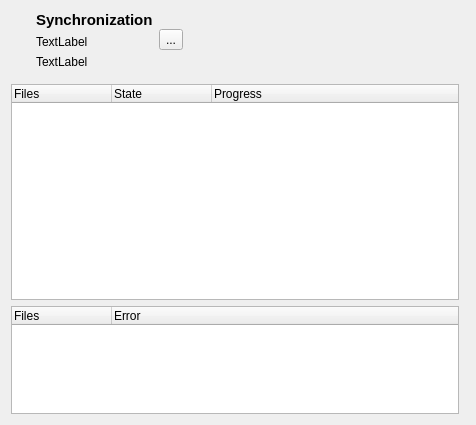
kinnalru/davqt, file main_window.ui: the form before one commit.
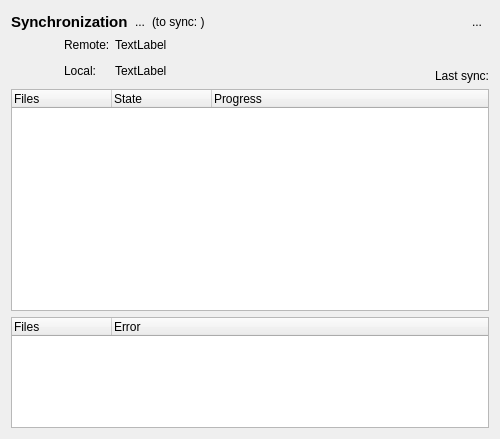
The form after the commit. Icons and pictures are not drawn.

Diff of the .ui file:
```diff
--- a/main_window.ui
+++ b/main_window.ui
@@ -6,15 +6,19 @@
    <rect>
     <x>0</x>
     <y>0</y>
-    <width>476</width>
-    <height>425</height>
+    <width>500</width>
+    <height>439</height>
    </rect>
   </property>
   <property name="windowTitle">
    <string>Form</string>
   </property>
-  <layout class="QGridLayout" name="gridLayout">
-   <item row="0" column="0" colspan="2">
+  <property name="windowIcon">
+   <iconset resource="images.qrc">
+    <normaloff>:/icons/images/sync.png</normaloff>:/icons/images/sync.png</iconset>
+  </property>
+  <layout class="QVBoxLayout" name="verticalLayout">
+   <item>
     <widget class="QWidget" name="widget" native="true">
      <property name="sizePolicy">
       <sizepolicy hsizetype="Preferred" vsizetype="Maximum">
@@ -22,169 +26,226 @@
        <verstretch>0</verstretch>
       </sizepolicy>
      </property>
-     <layout class="QHBoxLayout" name="horizontalLayout">
-      <property name="topMargin">
+     <layout class="QGridLayout" name="gridLayout_2">
+      <property name="margin">
        <number>0</number>
       </property>
-      <item>
-       <layout class="QVBoxLayout" name="verticalLayout_3">
-        <property name="spacing">
-         <number>0</number>
-        </property>
+      <property name="spacing">
+       <number>0</number>
+      </property>
+      <item row="0" column="0">
+       <layout class="QHBoxLayout" name="horizontalLayout">
         <item>
-         <widget class="QLabel" name="label">
+         <widget class="QLabel" name="name">
           <property name="sizePolicy">
-           <sizepolicy hsizetype="Preferred" vsizetype="Maximum">
+           <sizepolicy hsizetype="Maximum" vsizetype="Preferred">
             <horstretch>0</horstretch>
             <verstretch>0</verstretch>
            </sizepolicy>
           </property>
+          <property name="font">
+           <font>
+            <pointsize>11</pointsize>
+            <weight>75</weight>
+            <bold>true</bold>
+           </font>
+          </property>
           <property name="text">
-           <string/>
+           <string>Synchronization</string>
           </property>
-          <property name="pixmap">
-           <pixmap resource="images.qrc">:/icons/images/folder-remote.png</pixmap>
+         </widget>
+        </item>
+        <item>
+         <widget class="QToolButton" name="sync">
+          <property name="toolTip">
+           <string>Sync now!</string>
           </property>
-          <property name="scaledContents">
-           <bool>false</bool>
+          <property name="text">
+           <string>...</string>
           </property>
+          <property name="icon">
+           <iconset resource="images.qrc">
+            <normaloff>:/icons/images/sync.png</normaloff>:/icons/images/sync.png</iconset>
+          </property>
+          <property name="iconSize">
+           <size>
+            <width>22</width>
+            <height>22</height>
+           </size>
+          </property>
+          <property name="autoRaise">
+           <bool>true</bool>
+          </property>
          </widget>
         </item>
         <item>
-         <spacer name="verticalSpacer">
+         <widget class="QLabel" name="to_sync">
+          <property name="text">
+           <string>(to sync: )</string>
+          </property>
+         </widget>
+        </item>
+        <item>
+         <spacer name="horizontalSpacer_2">
           <property name="orientation">
-           <enum>Qt::Vertical</enum>
-          </property>
-          <property name="sizeType">
-           <enum>QSizePolicy::Preferred</enum>
+           <enum>Qt::Horizontal</enum>
           </property>
           <property name="sizeHint" stdset="0">
            <size>
-            <width>10</width>
-            <height>0</height>
+            <width>40</width>
+            <height>20</height>
            </size>
           </property>
          </spacer>
         </item>
        </layout>
       </item>
-      <item>
-       <widget class="QWidget" name="widget_2" native="true">
-        <layout class="QGridLayout" name="gridLayout_2">
-         <property name="margin">
-          <number>0</number>
-         </property>
-         <item row="2" column="0" colspan="2">
-          <widget class="QLabel" name="remotefolder">
-           <property name="sizePolicy">
-            <sizepolicy hsizetype="Preferred" vsizetype="Preferred">
-             <horstretch>0</horstretch>
-             <verstretch>0</verstretch>
-            </sizepolicy>
-           </property>
-           <property name="text">
-            <string>TextLabel</string>
-           </property>
-          </widget>
-         </item>
-         <item row="4" column="0" colspan="2">
-          <widget class="QLabel" name="localfolder">
-           <property name="sizePolicy">
-            <sizepolicy hsizetype="Preferred" vsizetype="Preferred">
-             <horstretch>0</horstretch>
-             <verstretch>0</verstretch>
-            </sizepolicy>
-           </property>
-           <property name="text">
-            <string>TextLabel</string>
-           </property>
-          </widget>
-         </item>
-         <item row="0" column="0" colspan="2">
-          <widget class="QLabel" name="name">
-           <property name="sizePolicy">
-            <sizepolicy hsizetype="Preferred" vsizetype="Preferred">
-             <horstretch>0</horstretch>
-             <verstretch>0</verstretch>
-            </sizepolicy>
-           </property>
-           <property name="font">
-            <font>
-             <pointsize>11</pointsize>
-             <weight>75</weight>
-             <bold>true</bold>
-            </font>
-           </property>
-           <property name="text">
-            <string>Synchronization</string>
-           </property>
-          </widget>
-         </item>
-         <item row="1" column="0">
-          <spacer name="verticalSpacer_2">
-           <property name="orientation">
-            <enum>Qt::Vertical</enum>
-           </property>
-           <property name="sizeHint" stdset="0">
-            <size>
-             <width>20</width>
-             <height>0</height>
-            </size>
-           </property>
-          </spacer>
-         </item>
-        </layout>
-       </widget>
-      </item>
-      <item>
-       <widget class="QToolButton" name="sync">
-        <property name="text">
-         <string>...</string>
-        </property>
-       </widget>
-      </item>
-      <item>
+      <item row="0" column="1" rowspan="3">
        <spacer name="horizontalSpacer">
         <property name="orientation">
          <enum>Qt::Horizontal</enum>
         </property>
         <property name="sizeHint" stdset="0">
          <size>
-          <width>332</width>
+          <width>193</width>
           <height>58</height>
          </size>
         </property>
        </spacer>
       </item>
-      <item>
-       <widget class="QLabel" name="status">
-        <property name="sizePolicy">
-         <sizepolicy hsizetype="Preferred" vsizetype="Maximum">
-          <horstretch>0</horstretch>
-          <verstretch>0</verstretch>
-         </sizepolicy>
+      <item row="2" column="2">
+       <spacer name="verticalSpacer">
+        <property name="orientation">
+         <enum>Qt::Vertical</enum>
         </property>
-        <property name="maximumSize">
+        <property name="sizeHint" stdset="0">
          <size>
-          <width>48</width>
-          <height>48</height>
+          <width>20</width>
+          <height>35</height>
          </size>
         </property>
+       </spacer>
+      </item>
+      <item row="0" column="2" rowspan="2">
+       <widget class="QToolButton" name="settings">
         <property name="text">
-         <string/>
+         <string>...</string>
         </property>
         <property name="pixmap">
          <pixmap resource="images.qrc">:/icons/images/state-offline.png</pixmap>
         </property>
-        <property name="scaledContents">
+        <property name="iconSize">
+         <size>
+          <width>22</width>
+          <height>22</height>
+         </size>
+        </property>
+        <property name="autoRaise">
          <bool>true</bool>
         </property>
        </widget>
       </item>
+      <item row="3" column="1" colspan="2">
+       <widget class="QLabel" name="last_sync">
+        <property name="text">
+         <string>Last sync:</string>
+        </property>
+        <property name="alignment">
+         <set>Qt::AlignRight|Qt::AlignTrailing|Qt::AlignVCenter</set>
+        </property>
+       </widget>
+      </item>
+      <item row="1" column="0" rowspan="4">
+       <layout class="QGridLayout" name="gridLayout">
+        <property name="horizontalSpacing">
+         <number>5</number>
+        </property>
+        <property name="verticalSpacing">
+         <number>0</number>
+        </property>
+        <item row="1" column="2">
+         <widget class="QLabel" name="localfolder">
+          <property name="sizePolicy">
+           <sizepolicy hsizetype="Preferred" vsizetype="Preferred">
+            <horstretch>0</horstretch>
+            <verstretch>0</verstretch>
+           </sizepolicy>
+          </property>
+          <property name="text">
+           <string>TextLabel</string>
+          </property>
+         </widget>
+        </item>
+        <item row="0" column="0" rowspan="2">
+         <widget class="QLabel" name="status">
+          <property name="sizePolicy">
+           <sizepolicy hsizetype="Preferred" vsizetype="Maximum">
+            <horstretch>0</horstretch>
+            <verstretch>0</verstretch>
+           </sizepolicy>
+          </property>
+          <property name="maximumSize">
+           <size>
+            <width>48</width>
+            <height>48</height>
+           </size>
+          </property>
+          <property name="text">
+           <string/>
+          </property>
+          <property name="pixmap">
+           <pixmap resource="images.qrc">:/icons/images/state-offline.png</pixmap>
+          </property>
+          <property name="scaledContents">
+           <bool>true</bool>
+          </property>
+         </widget>
+        </item>
+        <item row="0" column="2">
+         <widget class="QLabel" name="remotefolder">
+          <property name="sizePolicy">
+           <sizepolicy hsizetype="Preferred" vsizetype="Preferred">
+            <horstretch>0</horstretch>
+            <verstretch>0</verstretch>
+           </sizepolicy>
+          </property>
+          <property name="text">
+           <string>TextLabel</string>
+          </property>
+         </widget>
+        </item>
+        <item row="0" column="1">
+         <widget class="QLabel" name="label">
+          <property name="sizePolicy">
+           <sizepolicy hsizetype="Maximum" vsizetype="Preferred">
+            <horstretch>0</horstretch>
+            <verstretch>0</verstretch>
+           </sizepolicy>
+          </property>
+          <property name="text">
+           <string>Remote:</string>
+          </property>
+         </widget>
+        </item>
+        <item row="1" column="1">
+         <widget class="QLabel" name="label_2">
+          <property name="sizePolicy">
+           <sizepolicy hsizetype="Maximum" vsizetype="Preferred">
+            <horstretch>0</horstretch>
+            <verstretch>0</verstretch>
+           </sizepolicy>
+          </property>
+          <property name="text">
+           <string>Local:</string>
+          </property>
+         </widget>
+        </item>
+       </layout>
+      </item>
      </layout>
     </widget>
    </item>
-   <item row="2" column="0">
+   <item>
     <widget class="QTreeWidget" name="actions">
      <property name="sizePolicy">
       <sizepolicy hsizetype="Expanding" vsizetype="Expanding">
@@ -224,7 +285,7 @@
      </column>
     </widget>
    </item>
-   <item row="3" column="0">
+   <item>
     <widget class="QTreeWidget" name="errors">
      <property name="sizePolicy">
       <sizepolicy hsizetype="Expanding" vsizetype="Expanding">
```
Left out of the diff: 7 changed lines with no effect on the pictures.
